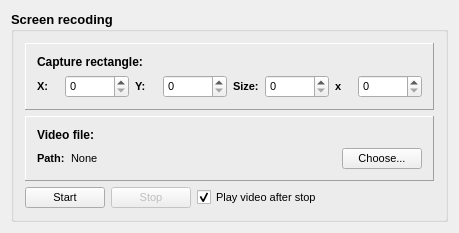
Above: examples/EncoderExample/mainwindow.ui from kibsoft/QtMEL before the change. Below: the same form after it.
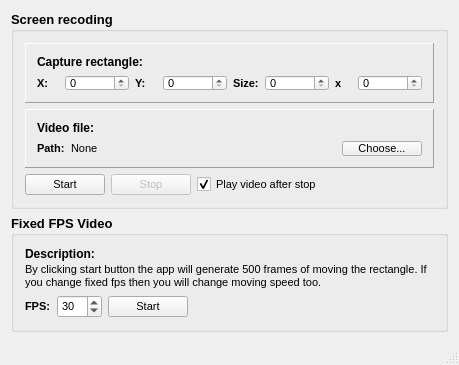
That is the form after the change.

Commit message: Fixed FPS example has been added

Patch:
```diff
--- a/examples/EncoderExample/mainwindow.ui
+++ b/examples/EncoderExample/mainwindow.ui
@@ -7,7 +7,7 @@
     <x>0</x>
     <y>0</y>
     <width>459</width>
-    <height>220</height>
+    <height>342</height>
    </rect>
   </property>
   <property name="windowTitle">
@@ -335,8 +335,130 @@
       </layout>
      </widget>
     </item>
+    <item>
+     <widget class="QGroupBox" name="fixedFPSGB">
+      <property name="font">
+       <font>
+        <pointsize>10</pointsize>
+        <weight>75</weight>
+        <bold>true</bold>
+       </font>
+      </property>
+      <property name="title">
+       <string>Fixed FPS Video</string>
+      </property>
+      <layout class="QVBoxLayout" name="verticalLayout_6">
+       <item>
+        <layout class="QVBoxLayout" name="verticalLayout_5">
+         <property name="spacing">
+          <number>2</number>
+         </property>
+         <item>
+          <widget class="QLabel" name="label_9">
+           <property name="font">
+            <font>
+             <pointsize>9</pointsize>
+            </font>
+           </property>
+           <property name="text">
+            <string>Description:</string>
+           </property>
+          </widget>
+         </item>
+         <item>
+          <widget class="QLabel" name="label_10">
+           <property name="font">
+            <font>
+             <pointsize>8</pointsize>
+             <weight>50</weight>
+             <bold>false</bold>
+            </font>
+           </property>
+           <property name="text">
+            <string>By clicking start button the app will generate 500 frames of moving the rectangle. If you change fixed fps then you will change moving speed too.</string>
+           </property>
+           <property name="wordWrap">
+            <bool>true</bool>
+           </property>
+          </widget>
+         </item>
+        </layout>
+       </item>
+       <item>
+        <layout class="QHBoxLayout" name="horizontalLayout_8">
+         <item>
+          <layout class="QHBoxLayout" name="horizontalLayout_7">
+           <item>
+            <widget class="QLabel" name="label_8">
+             <property name="font">
+              <font>
+               <pointsize>8</pointsize>
+               <weight>75</weight>
+               <bold>true</bold>
+              </font>
+             </property>
+             <property name="text">
+              <string>FPS:</string>
+             </property>
+            </widget>
+           </item>
+           <item>
+            <widget class="QSpinBox" name="fpsSpinBox">
+             <property name="font">
+              <font>
+               <pointsize>8</pointsize>
+               <weight>50</weight>
+               <bold>false</bold>
+              </font>
+             </property>
+             <property name="minimum">
+              <number>1</number>
+             </property>
+             <property name="maximum">
+              <number>500</number>
+             </property>
+             <property name="value">
+              <number>30</number>
+             </property>
+            </widget>
+           </item>
+          </layout>
+         </item>
+         <item>
+          <widget class="QPushButton" name="fixedFPSStart">
+           <property name="font">
+            <font>
+             <pointsize>8</pointsize>
+             <weight>50</weight>
+             <bold>false</bold>
+            </font>
+           </property>
+           <property name="text">
+            <string>Start</string>
+           </property>
+          </widget>
+         </item>
+         <item>
+          <spacer name="horizontalSpacer_2">
+           <property name="orientation">
+            <enum>Qt::Horizontal</enum>
+           </property>
+           <property name="sizeHint" stdset="0">
+            <size>
+             <width>40</width>
+             <height>20</height>
+            </size>
+           </property>
+          </spacer>
+         </item>
+        </layout>
+       </item>
+      </layout>
+     </widget>
+    </item>
    </layout>
   </widget>
+  <widget class="QStatusBar" name="statusBar"/>
  </widget>
  <layoutdefault spacing="6" margin="11"/>
  <resources/>
```
The commit also changes 2 other files.
